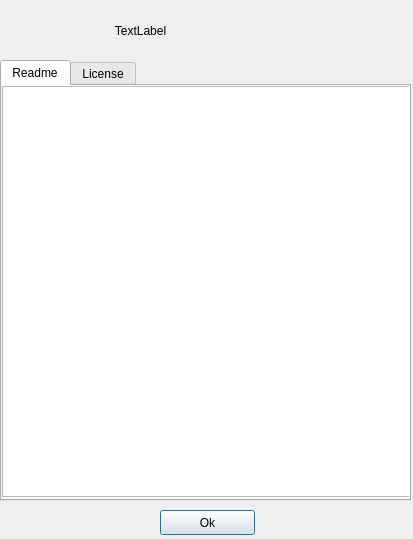
First picture: the form in GUI/AboutDiag.ui, repository willfurnass/video4fuze, before the edit.
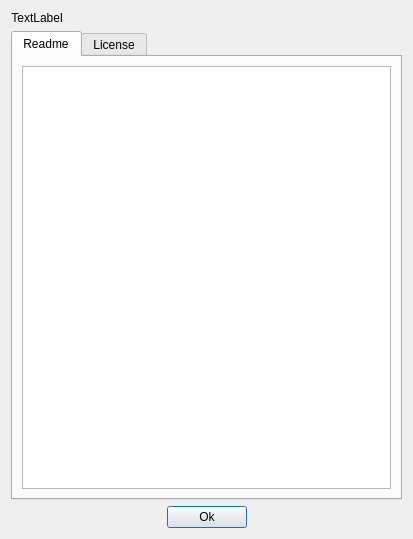
Second picture: the form after the edit. Icons and pictures are not drawn.

```diff
--- a/GUI/AboutDiag.ui
+++ b/GUI/AboutDiag.ui
@@ -32,14 +32,94 @@
   <property name="locale">
    <locale language="C" country="AnyCountry"/>
   </property>
+  <layout class="QVBoxLayout" name="verticalLayout">
+   <item>
+    <layout class="QHBoxLayout" name="horizontalLayout">
+     <item>
+      <widget class="QLabel" name="Appinfo">
+       <property name="cursor">
+        <cursorShape>WhatsThisCursor</cursorShape>
+       </property>
+       <property name="toolTip">
+        <string/>
+       </property>
+       <property name="text">
+        <string notr="true">TextLabel</string>
+       </property>
+       <property name="alignment">
+        <set>Qt::AlignCenter</set>
+       </property>
+       <property name="wordWrap">
+        <bool>true</bool>
+       </property>
+      </widget>
+     </item>
+     <item>
+      <layout class="QGridLayout" name="gridLayout_2">
+       <item row="0" column="0">
+        <spacer name="horizontalSpacer">
+         <property name="orientation">
+          <enum>Qt::Horizontal</enum>
+         </property>
+         <property name="sizeHint" stdset="0">
+          <size>
+           <width>0</width>
+           <height>0</height>
+          </size>
+         </property>
+        </spacer>
+       </item>
+       <item row="0" column="1">
+        <widget class="QLabel" name="logo">
+         <property name="sizePolicy">
+          <sizepolicy hsizetype="Minimum" vsizetype="Minimum">
+           <horstretch>0</horstretch>
+           <verstretch>0</verstretch>
+          </sizepolicy>
+         </property>
+         <property name="maximumSize">
+          <size>
+           <width>35</width>
+           <height>52</height>
+          </size>
+         </property>
+         <property name="cursor">
+          <cursorShape>WhatsThisCursor</cursorShape>
+         </property>
+         <property name="autoFillBackground">
+          <bool>false</bool>
+         </property>
+         <property name="locale">
+          <locale language="C" country="AnyCountry"/>
+         </property>
+         <property name="text">
+          <string/>
+         </property>
+         <property name="pixmap">
+          <pixmap resource="../video4fuze.qrc">:/icons/black.png</pixmap>
+         </property>
+         <property name="scaledContents">
+          <bool>true</bool>
+         </property>
+         <property name="alignment">
+          <set>Qt::AlignCenter</set>
+         </property>
+         <property name="wordWrap">
+          <bool>false</bool>
+         </property>
+        </widget>
+       </item>
+      </layout>
+     </item>
+    </layout>
+   </item>
+   <item>
   <widget class="QTabWidget" name="AboutTabs">
-   <property name="geometry">
-    <rect>
-     <x>0</x>
-     <y>60</y>
-     <width>411</width>
-     <height>441</height>
-    </rect>
+     <property name="sizePolicy">
+      <sizepolicy hsizetype="Expanding" vsizetype="Expanding">
+       <horstretch>0</horstretch>
+       <verstretch>0</verstretch>
+      </sizepolicy>
    </property>
    <property name="cursor">
     <cursorShape>WhatsThisCursor</cursorShape>
@@ -57,48 +137,51 @@
     <attribute name="title">
      <string>Readme</string>
     </attribute>
+      <layout class="QGridLayout" name="gridLayout">
+       <item row="0" column="0">
     <widget class="QTextBrowser" name="ReadmeText">
-     <property name="geometry">
-      <rect>
-       <x>0</x>
-       <y>0</y>
-       <width>411</width>
-       <height>411</height>
-      </rect>
-     </property>
      <property name="cursor" stdset="0">
       <cursorShape>WhatsThisCursor</cursorShape>
      </property>
     </widget>
+       </item>
+      </layout>
    </widget>
    <widget class="QWidget" name="LicenseTab">
     <attribute name="title">
      <string>License</string>
     </attribute>
+      <layout class="QHBoxLayout" name="horizontalLayout_3">
+       <item>
     <widget class="QTextBrowser" name="LicenseText">
-     <property name="geometry">
-      <rect>
-       <x>0</x>
-       <y>0</y>
-       <width>411</width>
-       <height>411</height>
-      </rect>
-     </property>
      <property name="cursor" stdset="0">
       <cursorShape>WhatsThisCursor</cursorShape>
      </property>
     </widget>
-   </widget>
-  </widget>
+       </item>
+      </layout>
+      <zorder>LicenseText</zorder>
+      <zorder>logo</zorder>
+     </widget>
+    </widget>
+   </item>
+   <item>
+    <layout class="QHBoxLayout" name="horizontalLayout_2">
+     <item>
+      <spacer name="horizontalSpacer_3">
+       <property name="orientation">
+        <enum>Qt::Horizontal</enum>
+       </property>
+       <property name="sizeHint" stdset="0">
+        <size>
+         <width>28</width>
+         <height>17</height>
+        </size>
+       </property>
+      </spacer>
+     </item>
+     <item>
   <widget class="QPushButton" name="okButton">
-   <property name="geometry">
-    <rect>
-     <x>160</x>
-     <y>510</y>
-     <width>95</width>
-     <height>25</height>
-    </rect>
-   </property>
    <property name="cursor">
     <cursorShape>PointingHandCursor</cursorShape>
    </property>
@@ -106,65 +189,23 @@
     <string>Ok</string>
    </property>
   </widget>
-  <widget class="QLabel" name="logo">
-   <property name="geometry">
-    <rect>
-     <x>290</x>
-     <y>10</y>
-     <width>61</width>
-     <height>61</height>
-    </rect>
-   </property>
-   <property name="cursor">
-    <cursorShape>WhatsThisCursor</cursorShape>
-   </property>
-   <property name="autoFillBackground">
-    <bool>false</bool>
-   </property>
-   <property name="locale">
-    <locale language="C" country="AnyCountry"/>
-   </property>
-   <property name="text">
-    <string/>
-   </property>
-   <property name="pixmap">
-    <pixmap resource="../video4fuze.qrc">:/icons/black.png</pixmap>
-   </property>
-   <property name="scaledContents">
-    <bool>true</bool>
-   </property>
-   <property name="alignment">
-    <set>Qt::AlignCenter</set>
-   </property>
-   <property name="wordWrap">
-    <bool>false</bool>
-   </property>
-  </widget>
-  <widget class="QLabel" name="Appinfo">
-   <property name="geometry">
-    <rect>
-     <x>30</x>
-     <y>10</y>
-     <width>221</width>
-     <height>41</height>
-    </rect>
-   </property>
-   <property name="cursor">
-    <cursorShape>WhatsThisCursor</cursorShape>
-   </property>
-   <property name="toolTip">
-    <string/>
-   </property>
-   <property name="text">
-    <string notr="true">TextLabel</string>
-   </property>
-   <property name="alignment">
-    <set>Qt::AlignCenter</set>
-   </property>
-   <property name="wordWrap">
-    <bool>true</bool>
-   </property>
-  </widget>
+     </item>
+     <item>
+      <spacer name="horizontalSpacer_4">
+       <property name="orientation">
+        <enum>Qt::Horizontal</enum>
+       </property>
+       <property name="sizeHint" stdset="0">
+        <size>
+         <width>40</width>
+         <height>20</height>
+        </size>
+       </property>
+      </spacer>
+     </item>
+    </layout>
+   </item>
+  </layout>
  </widget>
  <resources>
   <include location="../video4fuze.qrc"/>
```
Lines whose indentation alone changed are shown as unchanged.
